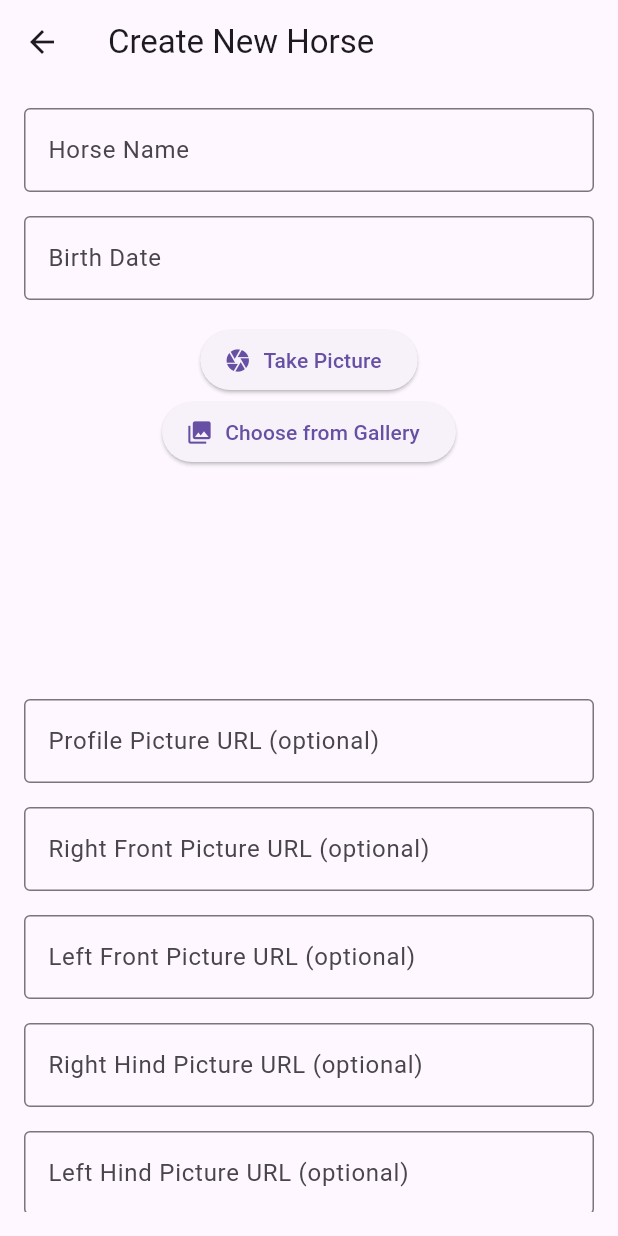
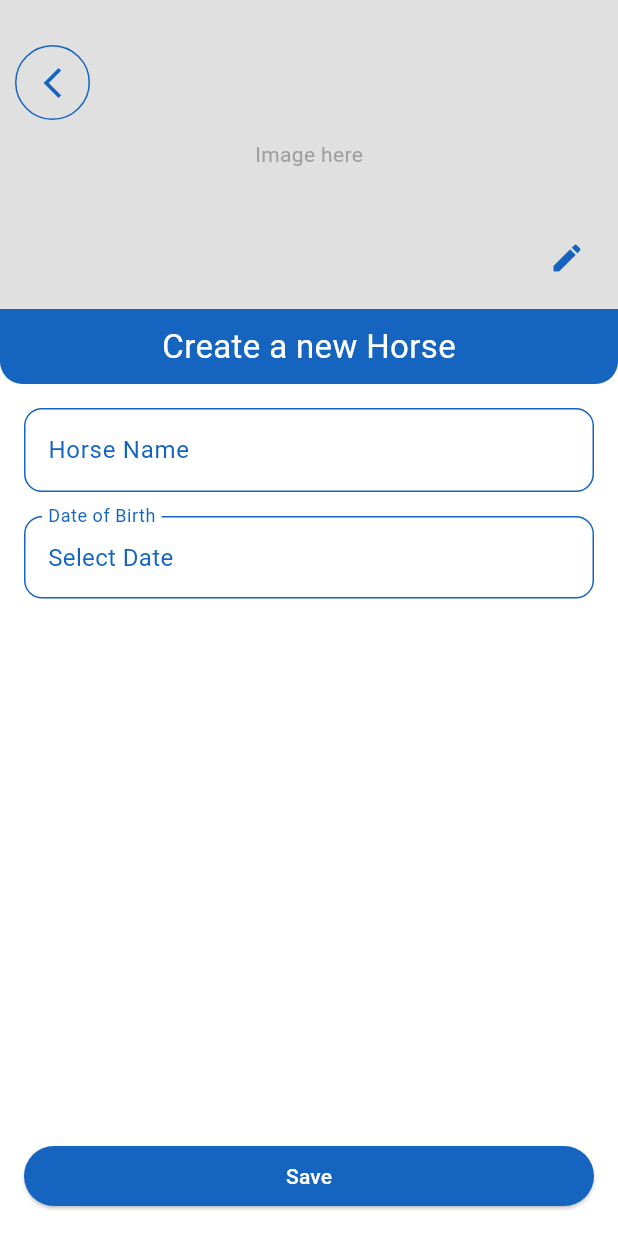
Before and after one commit to DuarteChen/iEquus_FlutterApp, a Flutter app: the screen it shows after launch, after a tap on "New Horse", on a phone screen of 412 x 824 dp. Run offline on Flutter 3.47's test engine with Material 3 defaults, Android fonts, the phone set to English and light mode, and no system bars; our stand-ins replace image_picker; network calls fail.

Commit message:
ADD New Design for new Horse form

```diff
--- a/lib/main.dart
+++ b/lib/main.dart
@@ -11,10 +11,19 @@ class MyApp extends StatelessWidget {
   @override
   Widget build(BuildContext context) {
     return MaterialApp(
-      title: 'Flutter',
+      title: 'iEquus App',
       theme: ThemeData(
-        primarySwatch: Colors.blue,
-      ),
+          primaryColor: Colors.blue[800],
+          colorScheme: ColorScheme(
+              brightness: Brightness.light,
+              primary: Color.fromARGB(255, 21, 101, 192),
+              onPrimary: Color.fromARGB(255, 255, 255, 255),
+              secondary: Color.fromARGB(255, 21, 101, 192),
+              onSecondary: Color.fromARGB(255, 255, 255, 255),
+              error: Color.fromARGB(255, 21, 101, 192),
+              onError: Color.fromARGB(255, 192, 21, 21),
+              surface: Color.fromARGB(255, 255, 255, 255),
+              onSurface: Color.fromARGB(255, 21, 101, 192))),
       home: const Home(),
     );
   }
--- a/lib/models/horse.dart
+++ b/lib/models/horse.dart
@@ -1,8 +1,10 @@
+import 'package:intl/intl.dart';
+
 class Horse {
   final int idHorse;
   final String name;
   final String? profilePicturePath;
-  final String? birthDate;
+  final DateTime? birthDate;
   final String? pictureRightFrontPath;
   final String? pictureLeftFrontPath;
   final String? pictureRightHindPath;
@@ -13,7 +15,7 @@ class Horse {
     required this.idHorse,
     required this.name,
     this.profilePicturePath,
-    required this.birthDate,
+    this.birthDate,
     this.pictureRightFrontPath,
     this.pictureLeftFrontPath,
     this.pictureRightHindPath,
@@ -25,7 +27,10 @@ class Horse {
       idHorse: json['idHorse'],
       name: json['name'],
       profilePicturePath: json['profilePicturePath'],
-      birthDate: json['birthDate'],
+      birthDate: json['birthDate'] != null
+          ? DateFormat("EEE, dd MMM yyyy HH:mm:ss 'GMT'")
+              .parse(json['birthDate']) // Custom parsing
+          : null,
       pictureRightFrontPath: json['pictureRightFrontPath'],
       pictureLeftFrontPath: json['pictureLeftFrontPath'],
       pictureRightHindPath: json['pictureRightHindPath'],
--- a/lib/screens/home/home_page.dart
+++ b/lib/screens/home/home_page.dart
@@ -1,6 +1,6 @@
 import 'dart:io';
 import 'package:equus/screens/horses/create_horse_screen.dart';
-import 'package:equus/widgets/main_button.dart';
+import 'package:equus/widgets/main_button_blue.dart';
 import 'package:flutter/material.dart';
 import 'package:image_picker/image_picker.dart';
 import '../appointment/image_coordinates_picker.dart';
@@ -77,7 +77,7 @@ class _HomePageState extends State<HomePage> {
                       ),
                     ),
                   ),
-                  MainButton(
+                  MainButtonBlue(
                       iconImage: 'assets/icons/horse_new_black.png',
                       buttonText: "New Horse",
                       onTap: () {
@@ -88,12 +88,12 @@ class _HomePageState extends State<HomePage> {
                         );
                       }),
                   SizedBox(height: 8),
-                  MainButton(
+                  MainButtonBlue(
                       iconImage: 'assets/icons/appointment_new_black.png',
                       buttonText: "New Appointment",
                       onTap: () {}),
                   SizedBox(height: 8),
-                  MainButton(
+                  MainButtonBlue(
                       iconImage: 'assets/icons/client_new_black.png',
                       buttonText: "New Client",
                       onTap: () {}),
--- a/lib/screens/horses/create_horse_screen.dart
+++ b/lib/screens/horses/create_horse_screen.dart
@@ -1,10 +1,182 @@
 import 'dart:io';
+import 'package:equus/models/horse.dart';
+import 'package:equus/widgets/main_button_blue.dart';
+import 'package:equus/widgets/profile_image_preview.dart';
+import 'package:flutter/material.dart';
+import 'package:http/http.dart' as http;
+import 'package:image_picker/image_picker.dart';
 
+class CreateHorseScreen extends StatefulWidget {
+  const CreateHorseScreen({super.key});
+
+  @override
+  State<StatefulWidget> createState() {
+    return _CreateHorseScreenState();
+  }
+}
+
+class _CreateHorseScreenState extends State<CreateHorseScreen> {
+  final _formKey = GlobalKey<FormState>();
+  final _nameController = TextEditingController();
+  DateTime? _selectedDate;
+
+  File? _profilePictureFile;
+
+  Future<Image?> pickImage() async {
+    final imagePicker = ImagePicker();
+    final pickedImage = await imagePicker.pickImage(source: ImageSource.camera);
+
+    if (pickedImage != null) {
+      setState(() {
+        _profilePictureFile = File(pickedImage.path);
+      });
+      return Image.file(File(pickedImage.path));
+    }
+    return null;
+  }
+
+  Future<void> _selectDate(BuildContext context) async {
+    final DateTime? pickedDate = await showDatePicker(
+      context: context,
+      initialDate: DateTime.now(),
+      firstDate: DateTime(1900),
+      lastDate: DateTime.now(),
+    );
+
+    if (pickedDate != null) {
+      setState(() {
+        _selectedDate = pickedDate;
+      });
+    }
+  }
+
+  Future<void> _saveHorse() async {
+    if (_formKey.currentState!.validate()) {
+      //Cria um objeto da classe Horse
+      final horse = Horse(
+        idHorse:
+            0, //só para criar o objeto, porque o id vai sempre vir da base dade dados
+        name: _nameController.text,
+        birthDate: _selectedDate,
+      );
+      //Define o tipo de request para a variável
+      var request = http.MultipartRequest(
+          'POST', Uri.parse('http://10.0.2.2:9090/horses'));
+
+      request.fields['name'] = horse.name;
+      if (horse.birthDate != null) {
+        request.fields['birthDate'] =
+            '${horse.birthDate!.year}-${horse.birthDate!.month.toString().padLeft(2, '0')}-${horse.birthDate!.day.toString().padLeft(2, '0')}';
+      }
+      var response = await request.send();
+
+      if (response.statusCode == 201) {
+        ScaffoldMessenger.of(context).showSnackBar(
+          const SnackBar(content: Text('Horse created successfully!')),
+        );
+        Navigator.pop(context);
+      } else {
+        ScaffoldMessenger.of(context).showSnackBar(
+          const SnackBar(content: Text('Failed to create horse')),
+        );
+      }
+    }
+  }
+
+  @override
+  Widget build(BuildContext context) {
+    return Scaffold(
+      body: Column(
+        children: [
+          ProfileImagePreview(
+              profileImageFile: _profilePictureFile, onEditPressed: pickImage),
+          Container(
+            width: double.infinity,
+            height: 50,
+            decoration: BoxDecoration(
+              color: Colors.blue[800],
+              borderRadius: const BorderRadius.only(
+                bottomLeft: Radius.circular(15),
+                bottomRight: Radius.circular(15),
+              ),
+            ),
+            child: const Center(
+              child: Text(
+                'Create a new Horse',
+                style: TextStyle(color: Colors.white, fontSize: 22),
+              ),
+            ),
+          ),
+//Form
+          Expanded(
+            child: Padding(
+              padding: const EdgeInsets.all(16.0),
+              child: Form(
+                key: _formKey, // Wrap it here!
+                child: Column(
+                  crossAxisAlignment: CrossAxisAlignment.stretch,
+                  children: [
+                    TextFormField(
+                      controller: _nameController,
+                      decoration: InputDecoration(
+                        labelText: "Horse Name",
+                        border: OutlineInputBorder(
+                          borderRadius: BorderRadius.circular(12.0),
+                        ),
+                      ),
+                      validator: (value) {
+                        if (value == null || value.isEmpty) {
+                          return "Please enter the horse's name";
+                        }
+                        return null;
+                      },
+                    ),
+                    const SizedBox(height: 16),
+                    InkWell(
+                      onTap: () => _selectDate(context),
+                      child: InputDecorator(
+                        decoration: InputDecoration(
+                          labelText: 'Date of Birth',
+                          border: OutlineInputBorder(
+                            borderRadius: BorderRadius.circular(12.0),
+                          ),
+                        ),
+                        child: Text(
+                          _selectedDate == null
+                              ? 'Select Date'
+                              : '${_selectedDate!.day}/${_selectedDate!.month}/${_selectedDate!.year}',
+                          style: const TextStyle(fontSize: 16),
+                        ),
+                      ),
+                    ),
+                  ],
+                ),
+              ),
+            ),
+          ),
+//Save Button
+          Padding(
+            padding: const EdgeInsets.all(16.0),
+            child: SizedBox(
+              width: double.infinity,
+              child: MainButtonBlue(
+                buttonText: 'Save',
+                onTap: _saveHorse,
+              ),
+            ),
+          ),
+        ],
+      ),
+    );
+  }
+}
+
+/*import 'dart:io';
+import 'package:equus/widgets/camera_or_gallery_buttons.dart';
 import 'package:flutter/material.dart';
 import 'package:http/http.dart' as http;
 import 'package:equus/models/horse.dart';
 import 'package:image_picker/image_picker.dart';
-import 'dart:convert'; // Ensure this is imported for JSON decoding
 
 class CreateHorseScreen extends StatefulWidget {
   const CreateHorseScreen({super.key});
@@ -19,62 +191,60 @@ class _CreateHorseScreenState extends State<CreateHorseScreen> {
   final _formKey = GlobalKey<FormState>();
   final _nameController = TextEditingController();
   final _birthDateController = TextEditingController();
-  final _profilePictureController = TextEditingController();
-  final _rightFrontPictureController = TextEditingController();
-  final _leftFrontPictureController = TextEditingController();
-  final _rightHindPictureController = TextEditingController();
-  final _leftHindPictureController = TextEditingController();
 
   File? _profilePictureFile;
+  File? _pictureRightFrontFile;
+  File? _pictureLeftFrontFile;
+  File? _pictureRightHindFile;
+  File? _pictureLeftHindFile;
 
-  void pickImage(ImageSource source) async {
+  void pickImage(ImageSource source, String picType) async {
     final imagePicker = ImagePicker();
     final pickedImage = await imagePicker.pickImage(source: source);
 
     if (pickedImage != null) {
-      setState(() {
-        _profilePictureFile = File(pickedImage.path);
-      });
+      if (picType == 'profile') {
+        setState(() {
+          _profilePictureFile = File(pickedImage.path);
+        });
+      } else if (picType == 'pictureRightFront') {
+        setState(() {
+          _pictureRightFrontFile = File(pickedImage.path);
+        });
+      }
     }
   }
 
   Future<void> _saveHorse() async {
     if (_formKey.currentState!.validate()) {
+      //Cria um objeto da classe Horse
       final horse = Horse(
-        idHorse: 0,
+        idHorse:
+            0, //só para criar o objeto, porque o id vai sempre vir da base dade dados
         name: _nameController.text,
         birthDate: _birthDateController.text,
-        profilePicturePath: null,
-        pictureRightFrontPath: _rightFrontPictureController.text.isNotEmpty
-            ? _rightFrontPictureController.text
-            : null,
-        pictureLeftFrontPath: _leftFrontPictureController.text.isNotEmpty
-            ? _leftFrontPictureController.text
-            : null,
-        pictureRightHindPath: _rightHindPictureController.text.isNotEmpty
-            ? _rightHindPictureController.text
-            : null,
-        pictureLeftHindPath: _leftHindPictureController.text.isNotEmpty
-            ? _leftHindPictureController.text
-            : null,
       );
-
+      //Define o tipo de request para a variável
       var request = http.MultipartRequest(
           'POST', Uri.parse('http://10.0.2.2:9090/horses'));
 
       request.fields['name'] = horse.name;
       request.fields['birthDate'] = horse.birthDate!;
-      request.fields['pictureRightFrontPath'] =
-          horse.pictureRightFrontPath ?? '';
-      request.fields['pictureLeftFrontPath'] = horse.pictureLeftFrontPath ?? '';
-      request.fields['pictureRightHindPath'] = horse.pictureRightHindPath ?? '';
-      request.fields['pictureLeftHindPath'] = horse.pictureLeftHindPath ?? '';
 
       if (_profilePictureFile != null) {
         request.files.add(
           await http.MultipartFile.fromPath(
             'photo', // This key should match your API expectation
             _profilePictureFile!.path,
+          ),
+        );
+      }
+
+      if (_pictureRightFrontFile != null) {
+        request.files.add(
+          await http.MultipartFile.fromPath(
+            'pictureRightFrontPath',
+            _pictureRightFrontFile!.path,
           ),
         );
       }
@@ -96,23 +266,17 @@ class _CreateHorseScreenState extends State<CreateHorseScreen> {
 
   @override
   Widget build(BuildContext context) {
-    Widget imageButtonOrPlaceholder = Column(
-      children: [
-        ElevatedButton.icon(
-          onPressed: () => pickImage(ImageSource.camera),
-          icon: const Icon(Icons.camera),
-          label: const Text("Take Picture"),
-        ),
-        ElevatedButton.icon(
-          onPressed: () => pickImage(ImageSource.gallery),
-          icon: const Icon(Icons.photo_library),
-          label: const Text("Choose from Gallery"),
-        ),
-      ],
+    ImageSource pictureSource = ImageSource.camera;
+    String pictureType = "profile";
+
+    Widget profilepictureButtonorplaceholder = CameraOrGalleryButtons(
+      picType: pictureType,
+      setImageToVariable: pickImage,
+      source: pictureSource,
     );
 
     if (_profilePictureFile != null) {
-      imageButtonOrPlaceholder =
+      profilepictureButtonorplaceholder =
           Image.file(_profilePictureFile!, fit: BoxFit.cover);
     }
 
@@ -154,51 +318,20 @@ class _CreateHorseScreenState extends State<CreateHorseScreen> {
                 },
               ),
               SizedBox(height: 16),
+
+              //Profile Picture
               Container(
                 height: 250,
                 width: double.infinity,
                 alignment: Alignment.center,
-                child: imageButtonOrPlaceholder,
-              ),
-              TextFormField(
-                controller: _profilePictureController,
-                decoration: InputDecoration(
-                  labelText: "Profile Picture URL (optional)",
-                  border: OutlineInputBorder(),
+                child: Column(
+                  children: [
+                    Text("Profile Picture"),
+                    profilepictureButtonorplaceholder,
+                  ],
                 ),
               ),
-              SizedBox(height: 16),
-              TextFormField(
-                controller: _rightFrontPictureController,
-                decoration: InputDecoration(
-                  labelText: "Right Front Picture URL (optional)",
-                  border: OutlineInputBorder(),
-                ),
-              ),
-              SizedBox(height: 16),
-              TextFormField(
-                controller: _leftFrontPictureController,
-                decoration: InputDecoration(
-                  labelText: "Left Front Picture URL (optional)",
-                  border: OutlineInputBorder(),
-                ),
-              ),
-              SizedBox(height: 16),
-              TextFormField(
-                controller: _rightHindPictureController,
-                decoration: InputDecoration(
-                  labelText: "Right Hind Picture URL (optional)",
-                  border: OutlineInputBorder(),
-                ),
-              ),
-              SizedBox(height: 16),
-              TextFormField(
-                controller: _leftHindPictureController,
-                decoration: InputDecoration(
-                  labelText: "Left Hind Picture URL (optional)",
-                  border: OutlineInputBorder(),
-                ),
-              ),
+
               SizedBox(height: 20),
               ElevatedButton(
                 onPressed: _saveHorse,
@@ -214,3 +347,4 @@ class _CreateHorseScreenState extends State<CreateHorseScreen> {
     );
   }
 }
+*/
--- a/lib/widgets/main_button.dart
+++ /dev/null
@@ -1,30 +0,0 @@
-import 'package:flutter/material.dart';
-
-class MainButton extends StatelessWidget {
-  const MainButton({
-    super.key,
-    required this.iconImage,
-    required this.buttonText,
-    required this.onTap,
-  });
-
-  final String iconImage;
-  final String buttonText;
-  final void Function() onTap;
-
-  @override
-  Widget build(BuildContext context) {
-    return ElevatedButton.icon(
-      icon: ImageIcon(AssetImage(iconImage)),
-      onPressed: onTap,
-      style: ElevatedButton.styleFrom(
-        padding: const EdgeInsets.symmetric(
-          vertical: 10,
-        ),
-        backgroundColor: Colors.blue[800],
-        foregroundColor: Colors.white,
-      ),
-      label: Text(buttonText),
-    );
-  }
-}
--- /dev/null
+++ b/lib/widgets/main_button_blue.dart
@@ -0,0 +1,48 @@
+import 'package:flutter/material.dart';
+
+class MainButtonBlue extends StatelessWidget {
+  const MainButtonBlue({
+    super.key,
+    this.icon,
+    this.iconImage,
+    required this.buttonText,
+    required this.onTap,
+  });
+
+  final IconData? icon;
+  final String? iconImage;
+  final String buttonText;
+  final void Function() onTap;
+
+  @override
+  Widget build(BuildContext context) {
+    // Check if any icon or image is provided
+    final hasIcon = icon != null || iconImage != null;
+
+    if (hasIcon) {
+      // Button with icon or image
+      return ElevatedButton.icon(
+        icon: icon != null
+            ? Icon(icon)
+            : ImageIcon(AssetImage(iconImage!), size: 24),
+        onPressed: onTap,
+        style: _buttonStyle(),
+        label: Text(buttonText),
+      );
+    } else {
+      // Text-only button
+      return ElevatedButton(
+        onPressed: onTap,
+        style: _buttonStyle(),
+        child: Text(buttonText),
+      );
+    }
+  }
+
+  ButtonStyle _buttonStyle() {
+    return ElevatedButton.styleFrom(
+      backgroundColor: Colors.blue[800],
+      foregroundColor: Colors.white,
+    );
+  }
+}
--- /dev/null
+++ b/lib/widgets/profile_image_preview.dart
@@ -0,0 +1,81 @@
+import 'package:flutter/material.dart';
+import 'dart:io';
+
+class ProfileImagePreview extends StatelessWidget {
+  final File? profileImageFile;
+
+  final VoidCallback onEditPressed;
+
+  const ProfileImagePreview({
+    super.key,
+    required this.profileImageFile,
+    required this.onEditPressed,
+  });
+
+  @override
+  Widget build(BuildContext context) {
+    return Container(
+      width: double.infinity,
+      height: MediaQuery.of(context).size.height / 4,
+      decoration: BoxDecoration(
+        color: Colors.grey[300],
+      ),
+      child: Stack(
+        children: [
+          // If there's no image, display text
+          if (profileImageFile == null)
+            const Center(
+              child: Text(
+                'Image here',
+                style: TextStyle(color: Colors.grey),
+              ),
+            )
+          else
+            // Display image if available
+            Image.file(
+              profileImageFile!,
+              fit: BoxFit.cover,
+              width: double.infinity,
+              height: double.infinity,
+            ),
+
+          // Back arrow icon
+          Positioned(
+            top: 30,
+            left: 10,
+            child: Container(
+              decoration: BoxDecoration(
+                borderRadius: const BorderRadius.all(
+                  Radius.circular(100),
+                ),
+                border: Border.all(
+                  color: Theme.of(context).primaryColor,
+                  width: 1,
+                ),
+              ),
+              child: IconButton(
+                icon: Icon(
+                  Icons.arrow_back_ios_new,
+                  color: Theme.of(context).primaryColor,
+                ),
+                onPressed: () => Navigator.pop(context),
+              ),
+            ),
+          ),
+          // Edit Photo Button
+          Positioned(
+            bottom: 10,
+            right: 10,
+            child: IconButton(
+              icon: Icon(
+                Icons.edit,
+                color: Theme.of(context).primaryColor,
+              ),
+              onPressed: onEditPressed,
+            ),
+          ),
+        ],
+      ),
+    );
+  }
+}
```
Also changed, not shown: lib/screens/horses/horses_list.dart (+9 -4 lines), lib/widgets/camera_or_gallery_buttons.dart (added, +32 -0 lines), pubspec.yaml (+3 -4 lines), pubspec.lock.
